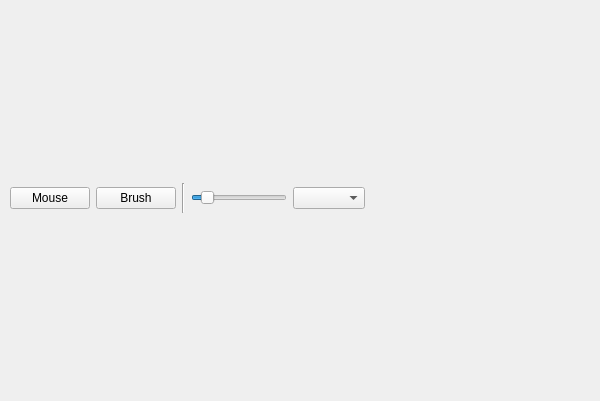
Qt form lab.ui (PozzilivLS/PozzEditor) before a commit.
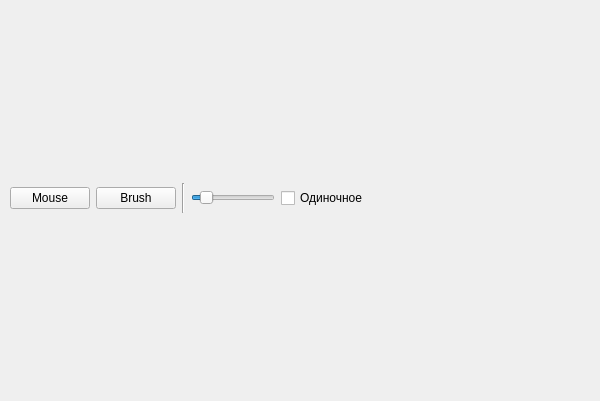
The same form after that commit.

Diff of the .ui file:
```diff
--- a/lab.ui
+++ b/lab.ui
@@ -89,6 +89,12 @@
        </item>
        <item>
         <widget class="QSlider" name="brushSizeSlider">
+         <property name="sizePolicy">
+          <sizepolicy hsizetype="Fixed" vsizetype="Fixed">
+           <horstretch>0</horstretch>
+           <verstretch>0</verstretch>
+          </sizepolicy>
+         </property>
          <property name="minimum">
           <number>5</number>
          </property>
@@ -110,7 +116,14 @@
         </widget>
        </item>
        <item>
-        <widget class="QComboBox" name="comboBox"/>
+        <widget class="QCheckBox" name="singleObjDrawingButton">
+         <property name="text">
+          <string>Одиночное</string>
+         </property>
+         <property name="checked">
+          <bool>false</bool>
+         </property>
+        </widget>
        </item>
        <item>
         <spacer name="horizontalSpacer">
@@ -118,7 +131,7 @@
           <enum>Qt::Orientation::Horizontal</enum>
          </property>
          <property name="sizeType">
-          <enum>QSizePolicy::Policy::Fixed</enum>
+          <enum>QSizePolicy::Policy::Expanding</enum>
          </property>
          <property name="sizeHint" stdset="0">
           <size>
```
